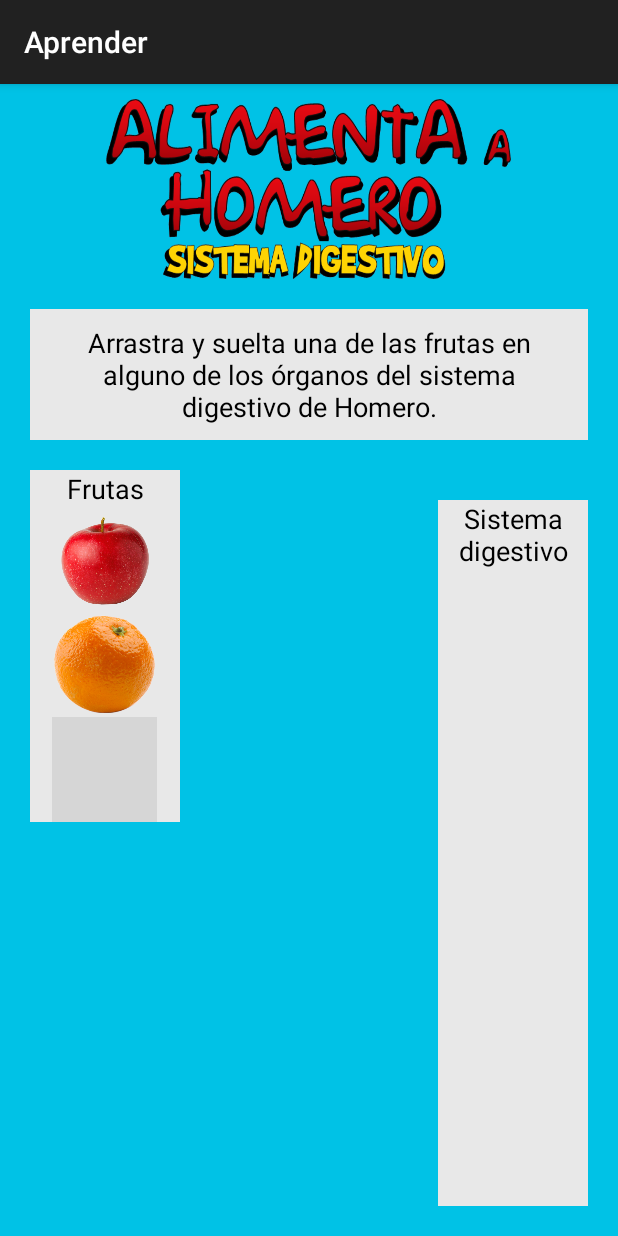
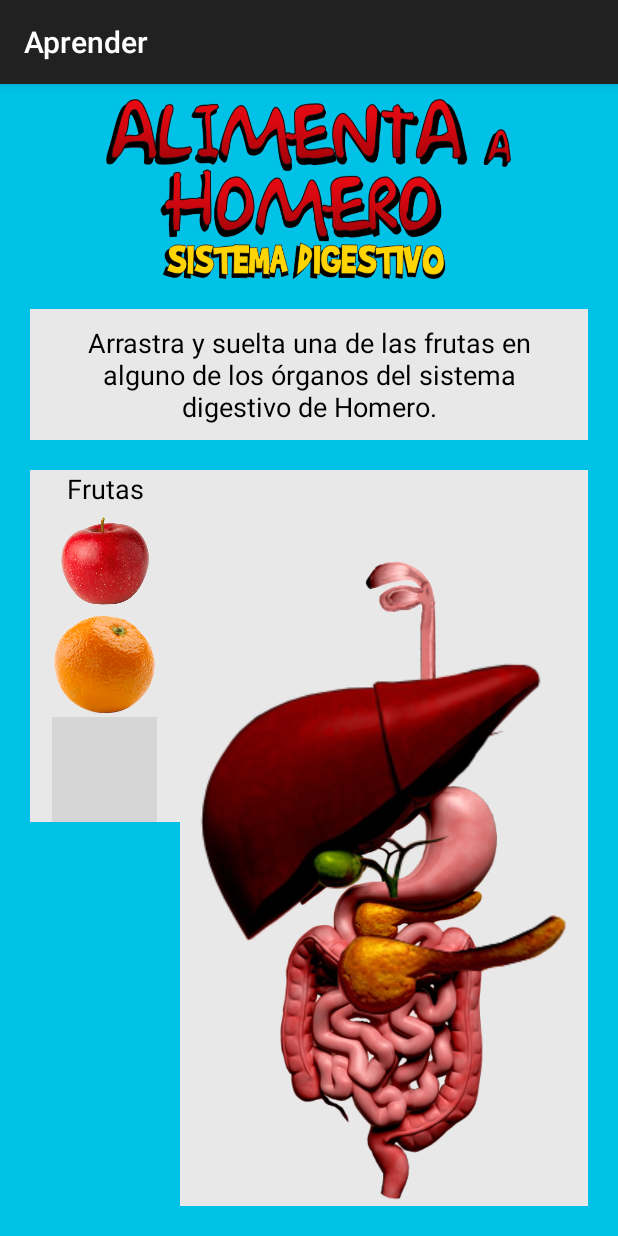
Before and after one commit to dapintounicauca/desafio, an Android app: the LearnActivity screen opened directly, with no data from a screen before it, on a phone screen of 412 x 824 dp. Run offline under Robolectric (Android 15) with nearby library versions, the phone set to English and light mode, and no system bars; 2 statements that could not run were skipped; grey boxes are pictures that could not be loaded.

Commit message:
Se agregaron las imagenes del sistema digestivo en formato png, se modifica activity_learn para ubicar los organos en su respectiva posicion, pendiente de configurar las posiciones

```diff
--- a/app/src/main/res/layout/activity_learn.xml
+++ b/app/src/main/res/layout/activity_learn.xml
@@ -73,26 +73,32 @@
 
     </LinearLayout>
 
-    <LinearLayout
+    <RelativeLayout
         android:id="@+id/contenedor_organos"
         android:layout_width="wrap_content"
         android:layout_height="match_parent"
         android:background="#e8e8e8"
         android:layout_below="@id/txt_guia"
+        android:layout_toRightOf="@+id/contenedor_frutas"
         android:layout_alignParentRight="true"
-        android:layout_margin="@dimen/medium_margin"
-        android:orientation="vertical">
+        android:orientation="vertical"
+        android:layout_marginBottom="@dimen/medium_margin"
+        android:layout_marginRight="@dimen/medium_margin"
         >
-
-        <TextView
-            android:text="Sistema digestivo"
-            android:layout_width="100dp"
-            android:layout_height="wrap_content"
-            android:textColor="#000000"
-            android:textSize="18sp"
-            android:gravity="center"
+        <ImageView
+            android:id="@+id/img_digestivocompleto"
+            android:layout_width="288dp"
+            android:layout_height="867dp"
+            android:src="@drawable/digestivocompleto"
+            android:layout_alignParentTop="true"
+            android:layout_centerHorizontal="true"/>
+        <ImageView
+            android:layout_width="248dp"
+            android:layout_height="238dp"
+            android:src="@drawable/higado"
+            android:layout_centerHorizontal="true"
+            android:layout_centerInParent="true"
             />
-
-    </LinearLayout>
+    </RelativeLayout>
 
 </RelativeLayout>
```
Also changed, not shown: app/src/main/res/drawable/boca.png (added), app/src/main/res/drawable/delgado.png (added), app/src/main/res/drawable/digestivocompleto.png (added), app/src/main/res/drawable/esofago.png (added), app/src/main/res/drawable/estomago.png (added), app/src/main/res/drawable/grueso.png (added), app/src/main/res/drawable/higado.png (added), app/src/main/res/drawable/homero.png (added), 1 other file.
